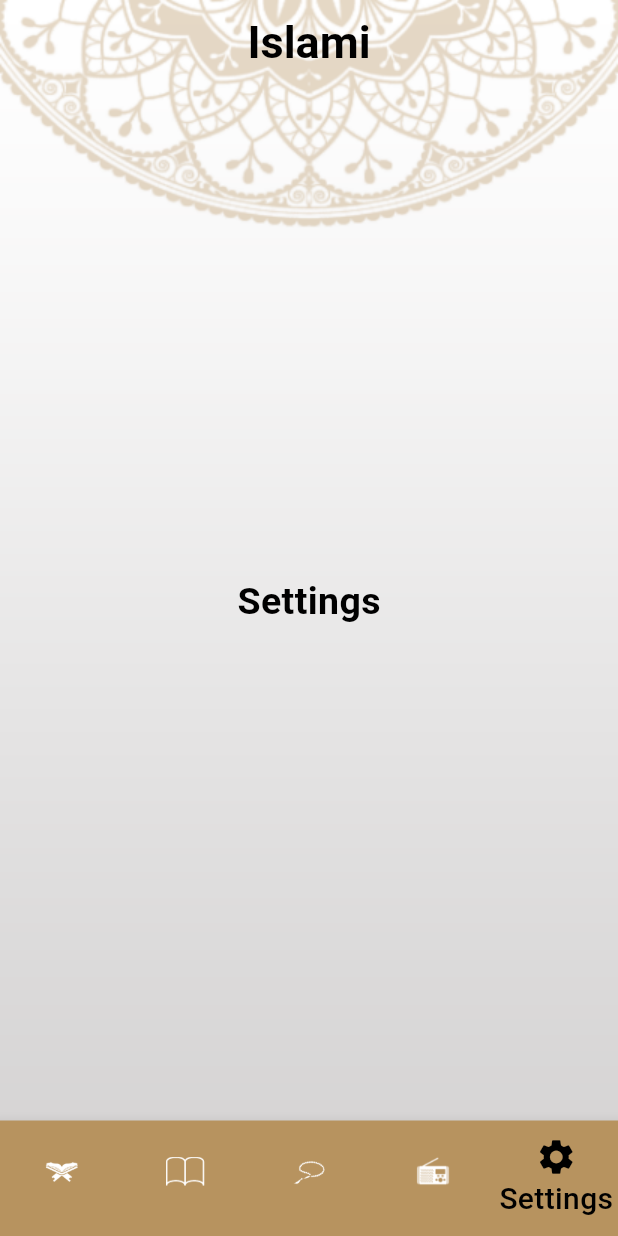
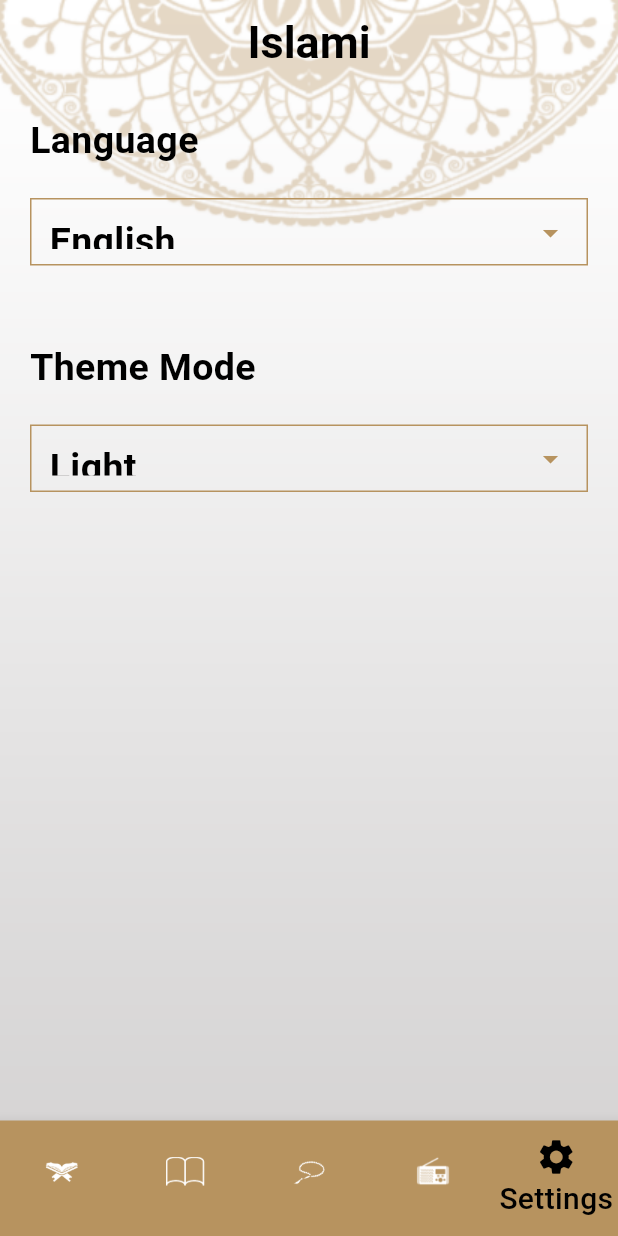
Before and after one commit to basmalahesham/islami_app, a Flutter app: the screen it shows after launch, item 5 of the bottom bar chosen, on a phone screen of 412 x 824 dp. Run offline on Flutter 3.47's test engine with Material 3 defaults, Android fonts, the phone set to English and light mode, and no system bars.

Commit message:
handle ui of settings_view.dart add flutter_localization to pubspec.yaml

```diff
--- a/lib/main.dart
+++ b/lib/main.dart
@@ -22,7 +22,7 @@ class MyApp extends StatelessWidget {
       initialRoute: SplashView.routeName,
       routes: {
         SplashView.routeName: (context) => const SplashView(),
-        HomeLayout.routeName: (context) => HomeLayout(),
+        HomeLayout.routeName: (context) => const HomeLayout(),
         SuraDetailsView.routeName: (context) => const SuraDetailsView(),
         HadethDetailsView.routeName: (context) => const HadethDetailsView(),
       },
--- a/lib/modules/settings/settings_view.dart
+++ b/lib/modules/settings/settings_view.dart
@@ -5,8 +5,74 @@ class SettingsView extends StatelessWidget {
 
   @override
   Widget build(BuildContext context) {
-    return const Center(
-      child: Text('Settings'),
+    var theme = Theme.of(context);
+    return Center(
+      child: Container(
+        padding: EdgeInsets.symmetric(
+          horizontal: 20,
+          vertical: 20,
+        ),
+        child: Column(
+          crossAxisAlignment: CrossAxisAlignment.stretch,
+          children: [
+            Text(
+              'Language',
+              textAlign: TextAlign.start,
+            ),
+            Container(
+              margin: EdgeInsets.only(top: 20,),
+              padding: EdgeInsets.symmetric(
+                horizontal: 12,
+                vertical: 10,
+              ),
+              height: 45,
+              decoration: BoxDecoration(
+                border: Border.all(
+                  color: theme.canvasColor,
+                ),
+              ),
+              child: Row(
+                mainAxisAlignment: MainAxisAlignment.spaceBetween,
+                children: [
+                  Text('English'),
+                  Icon(
+                    Icons.arrow_drop_down_sharp,
+                    color: theme.canvasColor,
+                  ),
+                ],
+              ),
+            ),
+            SizedBox(height: 50,),
+            Text(
+              'Theme Mode',
+              textAlign: TextAlign.start,
+            ),
+            Container(
+              margin: EdgeInsets.only(top: 20,),
+              padding: EdgeInsets.symmetric(
+                horizontal: 12,
+                vertical: 10,
+              ),
+              height: 45,
+              decoration: BoxDecoration(
+                border: Border.all(
+                  color: theme.canvasColor,
+                ),
+              ),
+              child: Row(
+                mainAxisAlignment: MainAxisAlignment.spaceBetween,
+                children: [
+                  Text('Light'),
+                  Icon(
+                    Icons.arrow_drop_down_sharp,
+                    color: theme.canvasColor,
+                  ),
+                ],
+              ),
+            ),
+          ],
+        ),
+      ),
     );
   }
 }
--- a/pubspec.yaml
+++ b/pubspec.yaml
@@ -35,6 +35,7 @@ dependencies:
   # The following adds the Cupertino Icons font to your application.
   # Use with the CupertinoIcons class for iOS style icons.
   cupertino_icons: ^1.0.6
+  flutter_localization: ^0.2.1
 
 dev_dependencies:
   flutter_test:
```
Also changed, not shown: pubspec.lock, 5 other files.
